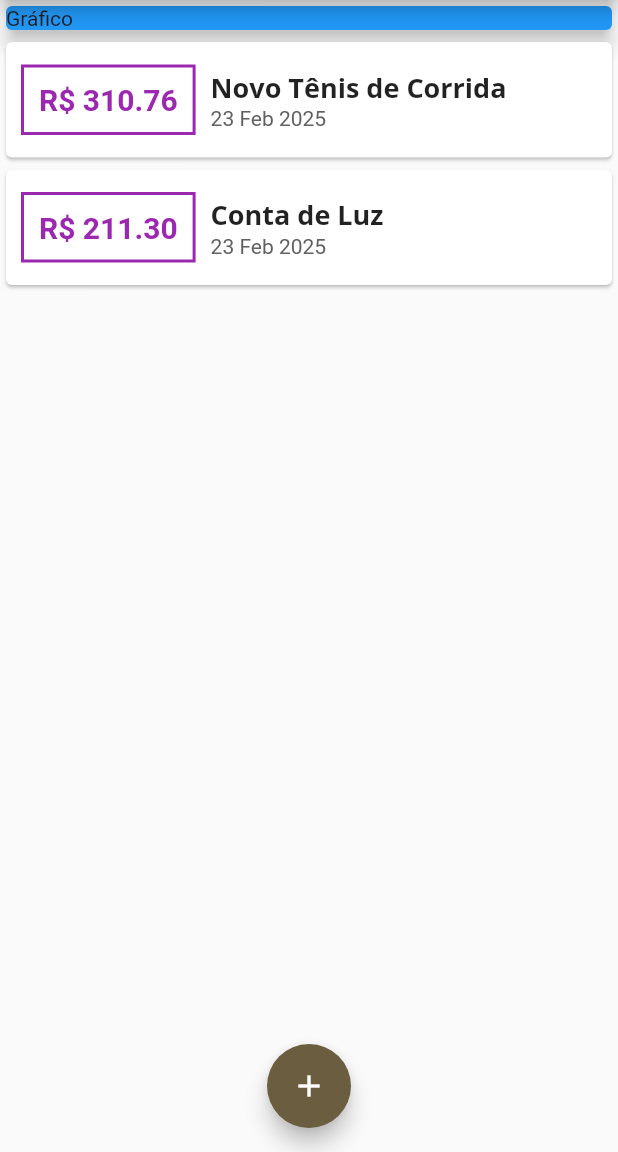
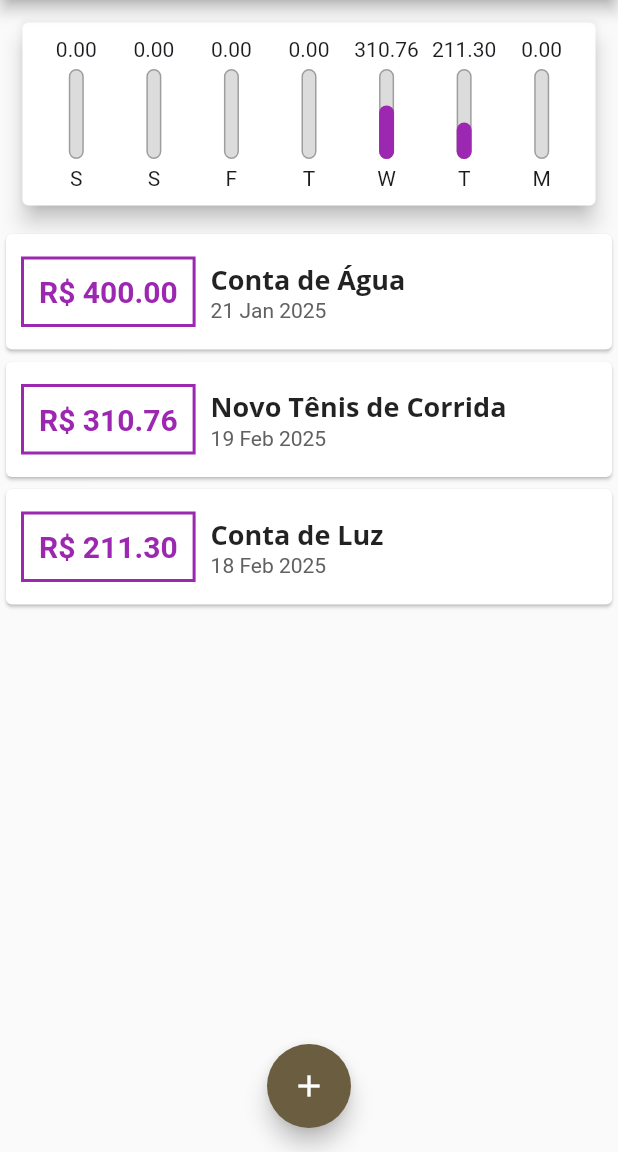
Before and after one commit to Petw143/despesas_pessoais, a Flutter app: the screen it shows after launch, on a phone screen of 412 x 824 dp, the part 84-1236 px from its top. Run offline on Flutter 3.47's test engine with Material 3 defaults, Android fonts, the phone set to English and light mode, and no system bars.

Commit message:
Adicinando o gráfico

```diff
--- a/lib/components/chart.dart
+++ b/lib/components/chart.dart
@@ -1,3 +1,4 @@
+import 'package:despesas_pessoais/components/chart_bar.dart';
 import 'package:despesas_pessoais/models/transaction.dart';
 import 'package:flutter/material.dart';
 import 'package:intl/intl.dart';
@@ -27,7 +28,7 @@ class Chart extends StatelessWidget {
       }
 
       print(DateFormat.E().format(weekDay)[0]);
-      print(totalSum)
+      print(totalSum);
 
       return  {
         'day': DateFormat.E().format(weekDay)[0],
@@ -36,15 +37,33 @@ class Chart extends StatelessWidget {
     });
   }
 
+  double get _weekTotalValue {
+    return groupedTransactions.fold(0.0, (sum, tr) {
+      return sum + (tr['value'] as double ?? 0.00);
+    });
+  }
+
   @override
   Widget build(BuildContext context) {
+    groupedTransactions;
     return Card(
-      elevation: 5,
-      margin: EdgeInsets.all(10),
-      child:Row(
-        children: <Widget>[
-
-        ],
+      elevation: 6,
+      margin: EdgeInsets.all(15),
+      child:Padding(
+        padding: const EdgeInsets.all(10.0),
+        child: Row(
+          mainAxisAlignment: MainAxisAlignment.spaceAround,
+          children: groupedTransactions.map((tr) {
+            return Flexible(
+              fit: FlexFit.tight,
+              child: ChartBar(
+                label: tr['day'] as String,
+                value: tr['value'] as double,
+                percentage: (tr['value'] as double) / _weekTotalValue,
+              ),
+            );
+          }).toList(),
+        ),
       )
     );
   }
--- /dev/null
+++ b/lib/components/chart_bar.dart
@@ -0,0 +1,58 @@
+import 'package:flutter/material.dart';
+
+class ChartBar extends StatelessWidget {
+  final String? label;
+  final double? value;
+  final double? percentage;
+
+  const ChartBar({
+    Key? key,
+    this.label,
+    this.value,
+    this.percentage,
+  }) : super(key: key);
+
+  @override
+  Widget build(BuildContext context) {
+    return Column(
+      children: <Widget>[
+        FittedBox(
+          child: Text(
+            '${(value ?? 0).toStringAsFixed(2)}',
+          ),
+        ),
+        const SizedBox(height: 5),
+        Container(
+          height: 60,
+          width: 10,
+          child: Stack(
+            alignment: Alignment.bottomCenter,
+            children: <Widget>[
+              Container(
+                decoration: BoxDecoration(
+                  border: Border.all(
+                    color: Colors.grey,
+                    width: 1.0,
+                  ),
+                  color: Color.fromRGBO(220, 220, 220, 1),
+                  borderRadius: BorderRadius.circular(5),
+                ),
+              ),
+              FractionallySizedBox(
+                heightFactor: percentage,
+                child: Container(
+                  decoration: BoxDecoration(
+                    color: Theme.of(context).colorScheme.primary,
+                    borderRadius: BorderRadius.circular(5),
+                  ),
+                ),
+              )
+            ],
+          ),
+        ),
+        const SizedBox(height: 5),
+        Text(label ?? ''),
+      ],
+    );
+  }
+}
--- a/lib/main.dart
+++ b/lib/main.dart
@@ -1,5 +1,6 @@
 import 'dart:math';
 
+import 'package:despesas_pessoais/components/chart.dart';
 import 'package:despesas_pessoais/components/transaction_form.dart';
 import 'package:despesas_pessoais/components/transaction_list.dart';
 import 'package:despesas_pessoais/models/transaction.dart';
@@ -53,18 +54,30 @@ class MyHomePage extends StatefulWidget {
 class _MyHomePageState extends State<MyHomePage> {
   final List<Transaction>_transactions = <Transaction>[
     Transaction(
+      id: 't0',
+      title: 'Conta de Água',
+      value: 400.00,
+      date: DateTime.now().subtract(Duration(days: 33)),
+    ),
+    Transaction(
       id: 't1',
       title: 'Novo Tênis de Corrida',
       value: 310.76,
-      date: DateTime.now(),
+      date: DateTime.now().subtract(Duration(days: 4)),
     ),
     Transaction(
       id: 't2',
       title: 'Conta de Luz',
       value: 211.30,
-      date: DateTime.now(),
+      date: DateTime.now().subtract(Duration(days: 5)),
     ),
   ];
+
+  List<Transaction> get _recentTransactions {
+    return _transactions.where((tr) {
+      return tr.date.isAfter(DateTime.now().subtract(Duration(days: 7)));
+    }).toList();
+  }
 
   _addTransaction(String title, double value) {
     final newTransaction = Transaction(
@@ -106,13 +119,7 @@ class _MyHomePageState extends State<MyHomePage> {
         child: Column(
           crossAxisAlignment: CrossAxisAlignment.stretch,
           children: [
-            const SizedBox(
-              child: Card(
-                color: Colors.blue,
-                elevation: 5,
-                child: Text('Gráfico'),
-              ),
-            ),
+            Chart(_recentTransactions),
             TransactionList(_transactions),
           ],
         ),
```
